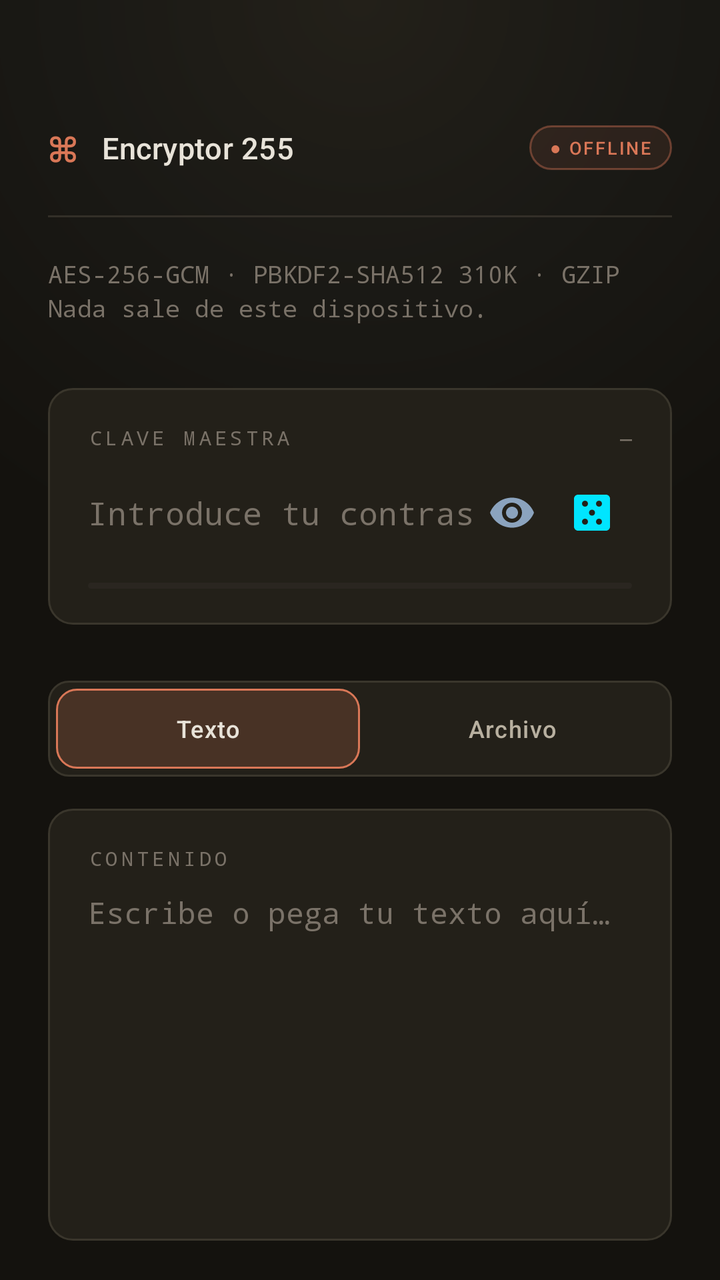
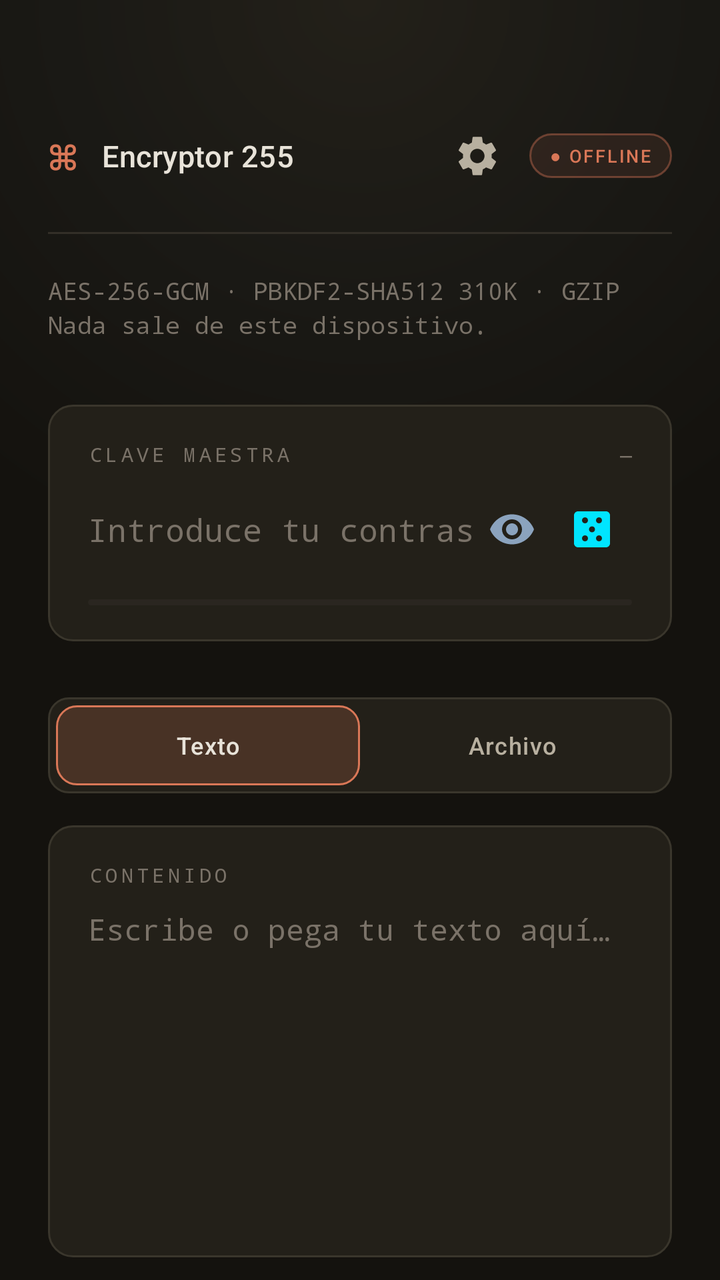

Before-and-after screenshots of an Android layout around one commit, followed by the original layout XML and the change that was made.
<!-- AndroidManifest.xml: application theme Theme.Encryptor255 -->
<!-- res/layout/activity_main.xml -->
<?xml version="1.0" encoding="utf-8"?>
<androidx.core.widget.NestedScrollView
    xmlns:android="http://schemas.android.com/apk/res/android"
    android:id="@+id/root"
    android:layout_width="match_parent"
    android:layout_height="match_parent"
    android:background="@drawable/bg_root"
    android:fillViewport="true"
    android:scrollbars="none">

    <LinearLayout
        android:layout_width="match_parent"
        android:layout_height="wrap_content"
        android:orientation="vertical"
        android:paddingStart="24dp"
        android:paddingEnd="24dp"
        android:paddingTop="60dp"
        android:paddingBottom="56dp">

        
        <LinearLayout
            android:layout_width="match_parent"
            android:layout_height="wrap_content"
            android:orientation="horizontal"
            android:gravity="center_vertical">

            <TextView
                android:layout_width="wrap_content"
                android:layout_height="wrap_content"
                android:text="⌘"
                android:textSize="20sp"
                android:textColor="@color/terracotta"
                android:fontFamily="monospace" />

            <TextView
                android:layout_width="0dp"
                android:layout_height="wrap_content"
                android:layout_weight="1"
                android:layout_marginStart="12dp"
                android:text="@string/app_name"
                android:textSize="15sp"
                android:textColor="@color/text_primary"
                android:letterSpacing="0.01"
                android:fontFamily="sans-serif-medium" />

            <TextView
                android:id="@+id/badgeOffline"
                android:layout_width="wrap_content"
                android:layout_height="wrap_content"
                android:background="@drawable/bg_badge_offline"
                android:paddingStart="10dp"
                android:paddingEnd="10dp"
                android:paddingTop="5dp"
                android:paddingBottom="5dp"
                android:text="@string/badge_offline"
                android:textSize="9sp"
                android:letterSpacing="0.10"
                android:textColor="@color/terracotta"
                android:fontFamily="sans-serif-medium" />
        </LinearLayout>

        <View
            android:layout_width="match_parent"
            android:layout_height="1dp"
            android:layout_marginTop="20dp"
            android:background="@drawable/divider_hairline" />

        
        <TextView
            android:layout_width="wrap_content"
            android:layout_height="wrap_content"
            android:layout_marginTop="20dp"
            android:text="@string/tagline"
            android:textSize="12sp"
            android:lineSpacingExtra="3dp"
            android:textColor="@color/text_tertiary"
            android:fontFamily="monospace" />

        
        <LinearLayout
            android:layout_width="match_parent"
            android:layout_height="wrap_content"
            android:layout_marginTop="32dp"
            android:background="@drawable/bg_card_glass"
            android:orientation="vertical"
            android:paddingStart="20dp"
            android:paddingEnd="20dp"
            android:paddingTop="18dp"
            android:paddingBottom="18dp">

            <LinearLayout
                android:layout_width="match_parent"
                android:layout_height="wrap_content"
                android:orientation="horizontal"
                android:gravity="center_vertical">

                <TextView
                    android:layout_width="0dp"
                    android:layout_height="wrap_content"
                    android:layout_weight="1"
                    android:text="@string/label_password"
                    android:textSize="10sp"
                    android:letterSpacing="0.18"
                    android:textColor="@color/text_tertiary"
                    android:fontFamily="monospace" />

                <TextView
                    android:id="@+id/strengthLabel"
                    android:layout_width="wrap_content"
                    android:layout_height="wrap_content"
                    android:text="@string/strength_empty"
                    android:textSize="10sp"
                    android:textColor="@color/text_tertiary"
                    android:fontFamily="monospace" />
            </LinearLayout>

            <LinearLayout
                android:layout_width="match_parent"
                android:layout_height="wrap_content"
                android:layout_marginTop="10dp"
                android:orientation="horizontal"
                android:gravity="center_vertical">

                <EditText
                    android:id="@+id/passwordInput"
                    android:layout_width="0dp"
                    android:layout_height="wrap_content"
                    android:layout_weight="1"
                    android:background="@null"
                    android:hint="@string/hint_password"
                    android:textColorHint="@color/text_tertiary"
                    android:textColor="@color/text_primary"
                    android:textSize="16sp"
                    android:paddingTop="10dp"
                    android:paddingBottom="10dp"
                    android:inputType="textPassword"
                    android:imeOptions="actionDone"
                    android:importantForAutofill="no"
                    android:fontFamily="monospace" />

                <ImageButton
                    android:id="@+id/btnTogglePwd"
                    android:layout_width="40dp"
                    android:layout_height="40dp"
                    android:background="?attr/selectableItemBackgroundBorderless"
                    android:src="@drawable/ic_eye_on"
                    android:contentDescription="@string/cd_show_pwd"
                    android:scaleType="centerInside" />

                <ImageButton
                    android:id="@+id/btnGenerate"
                    android:layout_width="40dp"
                    android:layout_height="40dp"
                    android:background="?attr/selectableItemBackgroundBorderless"
                    android:src="@drawable/ic_dice"
                    android:contentDescription="@string/cd_generate"
                    android:scaleType="centerInside" />
            </LinearLayout>

            <FrameLayout
                android:layout_width="match_parent"
                android:layout_height="3dp"
                android:layout_marginTop="14dp"
                android:background="@drawable/bg_strength_track">

                <View
                    android:id="@+id/strengthBar"
                    android:layout_width="0dp"
                    android:layout_height="match_parent"
                    android:background="@drawable/bg_strength_fill" />
            </FrameLayout>
        </LinearLayout>

        
        <LinearLayout
            android:layout_width="match_parent"
            android:layout_height="48dp"
            android:layout_marginTop="28dp"
            android:background="@drawable/bg_segment_track"
            android:orientation="horizontal"
            android:padding="4dp">

            <TextView
                android:id="@+id/tabText"
                android:layout_width="0dp"
                android:layout_height="match_parent"
                android:layout_weight="1"
                android:gravity="center"
                android:background="@drawable/bg_segment_selected"
                android:text="@string/tab_text"
                android:textSize="12sp"
                android:letterSpacing="0.04"
                android:textColor="@color/text_primary"
                android:fontFamily="sans-serif-medium" />

            <TextView
                android:id="@+id/tabFile"
                android:layout_width="0dp"
                android:layout_height="match_parent"
                android:layout_weight="1"
                android:gravity="center"
                android:text="@string/tab_file"
                android:textSize="12sp"
                android:letterSpacing="0.04"
                android:textColor="@color/text_secondary"
                android:fontFamily="sans-serif-medium" />
        </LinearLayout>

        
        <LinearLayout
            android:id="@+id/containerText"
            android:layout_width="match_parent"
            android:layout_height="wrap_content"
            android:layout_marginTop="16dp"
            android:background="@drawable/bg_card_glass"
            android:orientation="vertical"
            android:paddingStart="20dp"
            android:paddingEnd="20dp"
            android:paddingTop="18dp"
            android:paddingBottom="18dp">

            <TextView
                android:layout_width="wrap_content"
                android:layout_height="wrap_content"
                android:text="@string/label_content"
                android:textSize="10sp"
                android:letterSpacing="0.18"
                android:textColor="@color/text_tertiary"
                android:fontFamily="monospace" />

            <EditText
                android:id="@+id/textInput"
                android:layout_width="match_parent"
                android:layout_height="wrap_content"
                android:layout_marginTop="10dp"
                android:background="@null"
                android:hint="@string/hint_content"
                android:textColorHint="@color/text_tertiary"
                android:textColor="@color/text_primary"
                android:textSize="15sp"
                android:lineSpacingExtra="5dp"
                android:minLines="7"
                android:gravity="top|start"
                android:inputType="textMultiLine|textNoSuggestions"
                android:importantForAutofill="no"
                android:fontFamily="monospace" />
        </LinearLayout>

        
        <LinearLayout
            android:id="@+id/containerFile"
            android:layout_width="match_parent"
            android:layout_height="wrap_content"
            android:layout_marginTop="16dp"
            android:background="@drawable/bg_card_glass"
            android:orientation="vertical"
            android:paddingStart="20dp"
            android:paddingEnd="20dp"
            android:paddingTop="18dp"
            android:paddingBottom="18dp"
            android:visibility="gone">

            <TextView
                android:layout_width="wrap_content"
                android:layout_height="wrap_content"
                android:text="ARCHIVO"
                android:textSize="10sp"
                android:letterSpacing="0.18"
                android:textColor="@color/text_tertiary"
                android:fontFamily="monospace" />

            <LinearLayout
                android:layout_width="match_parent"
                android:layout_height="wrap_content"
                android:layout_marginTop="16dp"
                android:orientation="horizontal"
                android:gravity="center_vertical">

                <FrameLayout
                    android:layout_width="44dp"
                    android:layout_height="44dp"
                    android:background="@drawable/bg_card_accent">

                    <ImageView
                        android:layout_width="20dp"
                        android:layout_height="20dp"
                        android:layout_gravity="center"
                        android:src="@drawable/ic_document"
                        android:contentDescription="@string/tab_file" />
                </FrameLayout>

                <LinearLayout
                    android:layout_width="0dp"
                    android:layout_height="wrap_content"
                    android:layout_weight="1"
                    android:layout_marginStart="14dp"
                    android:orientation="vertical">

                    <TextView
                        android:id="@+id/fileName"
                        android:layout_width="match_parent"
                        android:layout_height="wrap_content"
                        android:text="@string/hint_no_file"
                        android:textColor="@color/text_primary"
                        android:textSize="14sp"
                        android:fontFamily="monospace"
                        android:maxLines="1"
                        android:ellipsize="middle" />

                    <TextView
                        android:id="@+id/fileMeta"
                        android:layout_width="match_parent"
                        android:layout_height="wrap_content"
                        android:layout_marginTop="3dp"
                        android:text="—"
                        android:textColor="@color/text_tertiary"
                        android:textSize="11sp"
                        android:fontFamily="monospace" />
                </LinearLayout>
            </LinearLayout>

            <Button
                android:id="@+id/btnPickFile"
                android:layout_width="match_parent"
                android:layout_height="48dp"
                android:layout_marginTop="18dp"
                android:background="@drawable/bg_button_secondary"
                android:text="@string/action_pick_file"
                android:textSize="12sp"
                android:textColor="@color/terracotta"
                android:letterSpacing="0.10"
                android:textStyle="bold"
                android:stateListAnimator="@null"
                android:fontFamily="sans-serif-medium" />
        </LinearLayout>

        
        <LinearLayout
            android:layout_width="match_parent"
            android:layout_height="wrap_content"
            android:layout_marginTop="28dp"
            android:orientation="horizontal">

            <Button
                android:id="@+id/btnEncrypt"
                android:layout_width="0dp"
                android:layout_height="56dp"
                android:layout_weight="1"
                android:background="@drawable/bg_button_primary"
                android:text="@string/action_encrypt"
                android:textSize="13sp"
                android:textColor="@color/warm_950"
                android:letterSpacing="0.10"
                android:textStyle="bold"
                android:stateListAnimator="@null"
                android:fontFamily="sans-serif-medium" />

            <Button
                android:id="@+id/btnDecrypt"
                android:layout_width="0dp"
                android:layout_height="56dp"
                android:layout_weight="1"
                android:layout_marginStart="12dp"
                android:background="@drawable/bg_button_secondary"
                android:text="@string/action_decrypt"
                android:textSize="13sp"
                android:textColor="@color/terracotta"
                android:letterSpacing="0.10"
                android:textStyle="bold"
                android:stateListAnimator="@null"
                android:fontFamily="sans-serif-medium" />
        </LinearLayout>

        
        <LinearLayout
            android:layout_width="match_parent"
            android:layout_height="wrap_content"
            android:layout_marginTop="12dp"
            android:orientation="horizontal">

            <ImageButton
                android:id="@+id/btnCopy"
                android:layout_width="0dp"
                android:layout_height="46dp"
                android:layout_weight="1"
                android:background="@drawable/bg_button_ghost"
                android:src="@drawable/ic_copy"
                android:contentDescription="@string/cd_copy"
                android:scaleType="centerInside" />

            <ImageButton
                android:id="@+id/btnShare"
                android:layout_width="0dp"
                android:layout_height="46dp"
                android:layout_weight="1"
                android:layout_marginStart="10dp"
                android:background="@drawable/bg_button_ghost"
                android:src="@drawable/ic_share"
                android:contentDescription="@string/cd_share"
                android:scaleType="centerInside" />

            <ImageButton
                android:id="@+id/btnClear"
                android:layout_width="0dp"
                android:layout_height="46dp"
                android:layout_weight="1"
                android:layout_marginStart="10dp"
                android:background="@drawable/bg_button_ghost"
                android:src="@drawable/ic_clear"
                android:contentDescription="@string/cd_clear"
                android:scaleType="centerInside" />
        </LinearLayout>

        
        <LinearLayout
            android:layout_width="match_parent"
            android:layout_height="wrap_content"
            android:layout_marginTop="32dp"
            android:background="@drawable/bg_terminal"
            android:orientation="vertical"
            android:paddingStart="16dp"
            android:paddingEnd="16dp"
            android:paddingTop="14dp"
            android:paddingBottom="16dp">

            <LinearLayout
                android:layout_width="match_parent"
                android:layout_height="wrap_content"
                android:orientation="horizontal"
                android:gravity="center_vertical">

                <View
                    android:layout_width="6dp"
                    android:layout_height="6dp"
                    android:background="@drawable/dot_status" />

                <TextView
                    android:layout_width="0dp"
                    android:layout_height="wrap_content"
                    android:layout_weight="1"
                    android:layout_marginStart="10dp"
                    android:text="@string/label_terminal"
                    android:textSize="10sp"
                    android:letterSpacing="0.16"
                    android:textColor="@color/terminal_dim"
                    android:fontFamily="monospace" />

                <TextView
                    android:id="@+id/hashLabel"
                    android:layout_width="wrap_content"
                    android:layout_height="wrap_content"
                    android:text=""
                    android:textSize="9sp"
                    android:textColor="@color/terminal_dim"
                    android:fontFamily="monospace" />
            </LinearLayout>

            <TextView
                android:id="@+id/statusText"
                android:layout_width="match_parent"
                android:layout_height="wrap_content"
                android:layout_marginTop="12dp"
                android:text="@string/status_ready"
                android:textColor="@color/terminal_text"
                android:textSize="12sp"
                android:lineSpacingExtra="5dp"
                android:fontFamily="monospace" />
        </LinearLayout>

        
        <View
            android:layout_width="match_parent"
            android:layout_height="1dp"
            android:layout_marginTop="36dp"
            android:background="@drawable/divider_hairline" />

        <TextView
            android:layout_width="match_parent"
            android:layout_height="wrap_content"
            android:layout_marginTop="16dp"
            android:gravity="center"
            android:text="@string/footer_version"
            android:textColor="@color/text_tertiary"
            android:textSize="10sp"
            android:letterSpacing="0.10"
            android:fontFamily="monospace" />

        <TextView
            android:layout_width="match_parent"
            android:layout_height="wrap_content"
            android:layout_marginTop="5dp"
            android:gravity="center"
            android:text="@string/footer_note"
            android:textColor="@color/text_disabled"
            android:textSize="10sp"
            android:fontFamily="monospace" />
    </LinearLayout>
</androidx.core.widget.NestedScrollView>
<!-- resources referenced by this layout -->
<resources>
  <color name="terminal_dim">#7A7268</color>
  <color name="terminal_text">#E8E3D9</color>
  <color name="terracotta">#D97757</color>
  <color name="text_disabled">#4A4539</color>
  <color name="text_primary">#E8E3D9</color>
  <color name="text_secondary">#B8B0A0</color>
  <color name="text_tertiary">#7A7268</color>
  <color name="warm_950">#14120E</color>
  <string name="action_decrypt">DESCIFRAR</string>
  <string name="action_encrypt">CIFRAR</string>
  <string name="action_pick_file">SELECCIONAR ARCHIVO</string>
  <string name="app_name">Encryptor 255</string>
  <string name="badge_offline">● OFFLINE</string>
  <string name="cd_clear">Limpiar todo</string>
  <string name="cd_copy">Copiar al portapapeles</string>
  <string name="cd_generate">Generar contraseña segura</string>
  <string name="cd_share">Compartir</string>
  <string name="cd_show_pwd">Mostrar contraseña</string>
  <string name="footer_note">0 permisos · 0 trackers · 0 nube</string>
  <string name="footer_version">v2.5 · claude warm</string>
  <string name="hint_content">Escribe o pega tu texto aquí…</string>
  <string name="hint_no_file">Ningún archivo seleccionado</string>
  <string name="hint_password">Introduce tu contraseña…</string>
  <string name="label_content">CONTENIDO</string>
  <string name="label_password">CLAVE MAESTRA</string>
  <string name="label_terminal">TERMINAL</string>
  <string name="status_ready">▸ sistema listo\n▸ esperando instrucción_</string>
  <string name="strength_empty">—</string>
  <string name="tab_file">Archivo</string>
  <string name="tab_text">Texto</string>
  <string name="tagline">AES-256-GCM · PBKDF2-SHA512 310K · GZIP\nNada sale de este dispositivo.</string>
  <color name="terracotta_alpha_10">#1AD97757</color>
  <color name="terracotta_alpha_40">#66D97757</color>
  <color name="terracotta_alpha_20">#33D97757</color>
  <color name="warm_700">#2A2620</color>
  <color name="warm_500">#3A362C</color>
  <color name="warm_800">#232019</color>
  <color name="terminal_bg">#14120E</color>
  <color name="warm_600">#332F28</color>
  <color name="terracotta_dark">#B85F42</color>
  <color name="terracotta_light">#E08A6E</color>
  <color name="violet_500">#B8905C</color>
  <color name="violet_600">#8F6E42</color>
  <color name="violet_400">#D4A76A</color>
  <color name="warning">#D4A76A</color>
  <color name="warm_900">#1A1915</color>
  <color name="divider_strong">#3A362C</color>
  <color name="divider">#2A2620</color>
  <color name="error">#E06C75</color>
  <!-- unchanged entries left out for length: 21 -->
</resources>

<!-- the commit's change to res/layout/activity_main.xml (unified diff, before → after) -->
@@ -42,6 +42,16 @@
                 android:textColor="@color/text_primary"
                 android:letterSpacing="0.01"
                 android:fontFamily="sans-serif-medium" />
+
+            <ImageButton
+                android:id="@+id/btnSettings"
+                android:layout_width="36dp"
+                android:layout_height="36dp"
+                android:layout_marginEnd="8dp"
+                android:background="?attr/selectableItemBackgroundBorderless"
+                android:src="@drawable/ic_settings"
+                android:contentDescription="@string/cd_settings"
+                android:scaleType="centerInside" />
 
             <TextView
                 android:id="@+id/badgeOffline"
<!-- resource entries referenced after the edit -->
@@ -8,6 +8,13 @@
   <color name="text_secondary">#B8B0A0</color>
   <color name="text_tertiary">#7A7268</color>
   <color name="warm_950">#14120E</color>
+  <!-- drawable ic_settings (drawable) -->
+  <vector xmlns:android="http://schemas.android.com/apk/res/android"
+      android:width="24dp" android:height="24dp"
+      android:viewportWidth="24" android:viewportHeight="24">
+      <path android:fillColor="#B8B0A0"
+          android:pathData="M19.14,12.94c0.04,-0.3 0.06,-0.61 0.06,-0.94c0,-0.32 -0.02,-0.64 -0.07,-0.94l2.03,-1.58c0.18,-0.14 0.23,-0.41 0.12,-0.61l-1.92,-3.32c-0.12,-0.22 -0.37,-0.29 -0.59,-0.22l-2.39,0.96c-0.5,-0.38 -1.03,-0.7 -1.62,-0.94L14.4,2.81c-0.04,-0.24 -0.24,-0.41 -0.48,-0.41h-3.84c-0.24,0 -0.43,0.17 -0.47,0.41L9.25,5.35C8.66,5.59 8.12,5.92 7.63,6.29L5.24,5.33c-0.22,-0.08 -0.47,0 -0.59,0.22L2.74,8.87C2.62,9.08 2.66,9.34 2.86,9.48l2.03,1.58C4.84,11.36 4.8,11.69 4.8,12s0.02,0.64 0.07,0.94l-2.03,1.58c-0.18,0.14 -0.23,0.41 -0.12,0.61l1.92,3.32c0.12,0.22 0.37,0.29 0.59,0.22l2.39,-0.96c0.5,0.38 1.03,0.7 1.62,0.94l0.36,2.54c0.05,0.24 0.24,0.41 0.48,0.41h3.84c0.24,0 0.44,-0.17 0.47,-0.41l0.36,-2.54c0.59,-0.24 1.13,-0.56 1.62,-0.94l2.39,0.96c0.22,0.08 0.47,0 0.59,-0.22l1.92,-3.32c0.12,-0.22 0.07,-0.47 -0.12,-0.61L19.14,12.94zM12,15.6c-1.98,0 -3.6,-1.62 -3.6,-3.6s1.62,-3.6 3.6,-3.6s3.6,1.62 3.6,3.6S13.98,15.6 12,15.6z"/>
+  </vector>
   <string name="action_decrypt">DESCIFRAR</string>
   <string name="action_encrypt">CIFRAR</string>
   <string name="action_pick_file">SELECCIONAR ARCHIVO</string>
@@ -16,6 +23,7 @@
   <string name="cd_clear">Limpiar todo</string>
   <string name="cd_copy">Copiar al portapapeles</string>
   <string name="cd_generate">Generar contraseña segura</string>
+  <string name="cd_settings">Abrir ajustes</string>
   <string name="cd_share">Compartir</string>
   <string name="cd_show_pwd">Mostrar contraseña</string>
   <string name="footer_note">0 permisos · 0 trackers · 0 nube</string>
